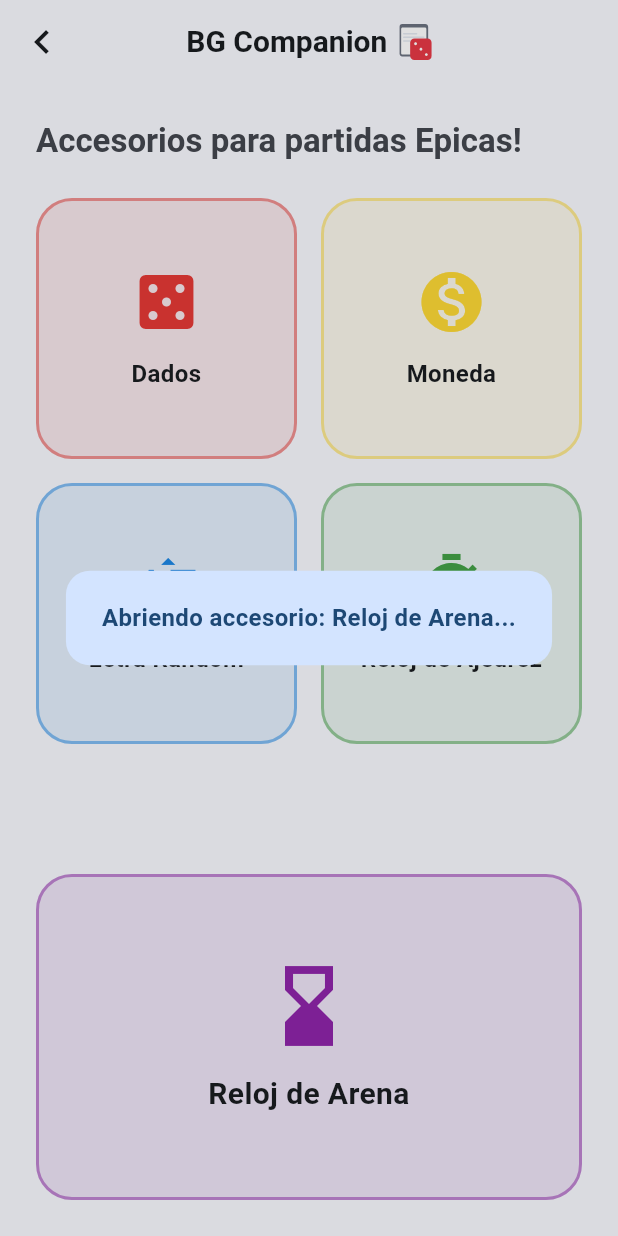
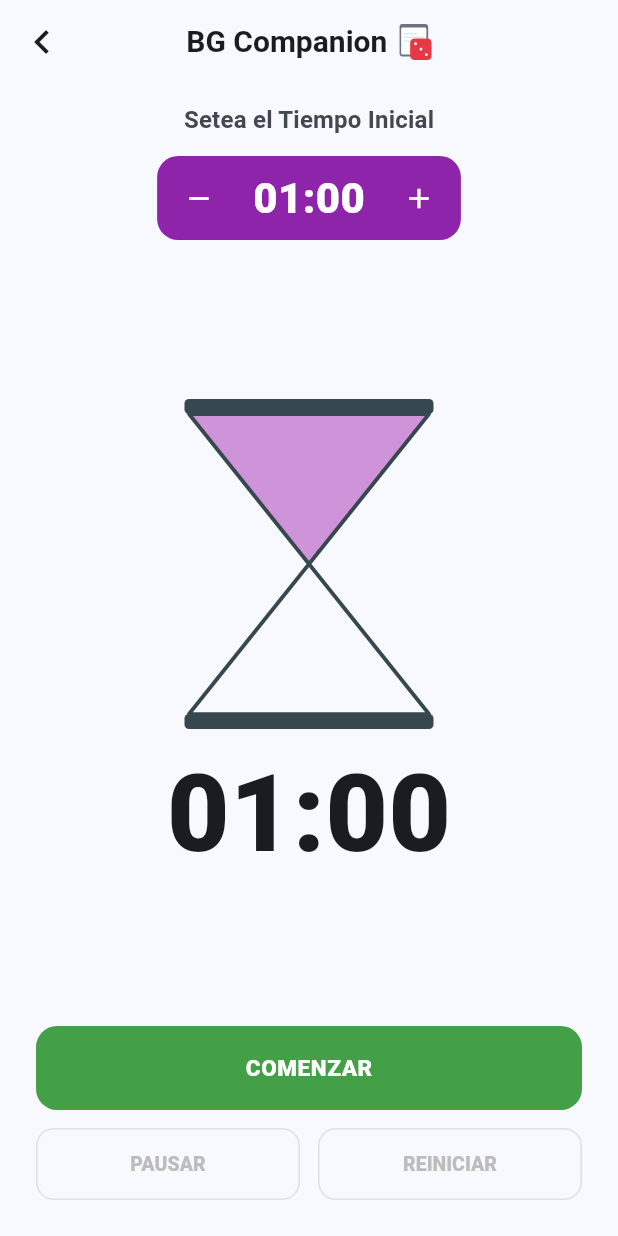
Before and after one commit to Diegok92/BoardgameCompanion, a Flutter app: the AccessoriesScreen screen opened by its route, after a tap on "Reloj de Arena", on a phone screen of 412 x 824 dp. Run offline on Flutter 3.47's test engine with Material 3 defaults, Android fonts, the phone set to English and light mode, and no system bars; our stand-ins replace cloud_firestore, firebase_auth, firebase_core, flutter_riverpod, flutter_svg, freezed_annotation and 2 more; accounts and stored records are empty.

Commit message:
add| sand_timer_screen

```diff
--- a/bgc_v1/lib/presentation/accessories/accessories_screen.dart
+++ b/bgc_v1/lib/presentation/accessories/accessories_screen.dart
@@ -6,6 +6,7 @@ import 'package:flutter_riverpod/flutter_riverpod.dart';
 import '../providers/accessories_provider.dart';
 import '../widgets/custom_alert.dart';
 import 'chess_clock_screen.dart';
+import 'sand_timer_screen.dart';
 
 class AccessoriesScreen extends ConsumerWidget {
   const AccessoriesScreen({super.key});
@@ -27,6 +28,14 @@ class AccessoriesScreen extends ConsumerWidget {
       Navigator.push(
         context,
         MaterialPageRoute(builder: (_) => const ChessClockScreen()),
+      );
+      return;
+    }
+
+    if (accessoryName.contains('arena') || accessoryName.contains('sand')) {
+      Navigator.push(
+        context,
+        MaterialPageRoute(builder: (_) => const SandTimerScreen()),
       );
       return;
     }
--- /dev/null
+++ b/bgc_v1/lib/presentation/accessories/sand_timer_screen.dart
@@ -0,0 +1,462 @@
+import 'dart:async';
+import 'package:flutter/material.dart';
+import 'package:flutter_svg/flutter_svg.dart';
+import '../../core/theme/app_colors.dart';
+
+class SandTimerScreen extends StatefulWidget {
+  const SandTimerScreen({super.key});
+
+  @override
+  State<SandTimerScreen> createState() => _SandTimerScreenState();
+}
+
+class _SandTimerScreenState extends State<SandTimerScreen> {
+  static const Color _accent = AppColors.purple;
+
+  int _initialMinutes = 1;
+  late int _remainingSeconds;
+  bool _isRunning = false;
+  bool _hasStarted = false;
+  Timer? _timer;
+
+  @override
+  void initState() {
+    super.initState();
+    _remainingSeconds = _initialMinutes * 60;
+  }
+
+  @override
+  void dispose() {
+    _timer?.cancel();
+    super.dispose();
+  }
+
+  double get _progress => _remainingSeconds / (_initialMinutes * 60);
+
+  String _formatTime(int seconds) {
+    final m = seconds ~/ 60;
+    final s = seconds % 60;
+    return '${m.toString().padLeft(2, '0')}:${s.toString().padLeft(2, '0')}';
+  }
+
+  void _start() {
+    if (_isRunning || _remainingSeconds == 0) return;
+    setState(() {
+      _isRunning = true;
+      _hasStarted = true;
+    });
+    _timer = Timer.periodic(const Duration(seconds: 1), (_) {
+      if (!mounted) return;
+      setState(() {
+        if (_remainingSeconds > 0) {
+          _remainingSeconds--;
+          if (_remainingSeconds == 0) {
+            _isRunning = false;
+            _timer?.cancel();
+            WidgetsBinding.instance.addPostFrameCallback((_) {
+              if (mounted) _showFinishedDialog();
+            });
+          }
+        }
+      });
+    });
+  }
+
+  void _pause() {
+    _timer?.cancel();
+    setState(() => _isRunning = false);
+  }
+
+  void _reset() {
+    _timer?.cancel();
+    setState(() {
+      _isRunning = false;
+      _hasStarted = false;
+      _remainingSeconds = _initialMinutes * 60;
+    });
+  }
+
+  void _incrementTime() {
+    if (_hasStarted || _initialMinutes >= 60) return;
+    setState(() {
+      _initialMinutes++;
+      _remainingSeconds = _initialMinutes * 60;
+    });
+  }
+
+  void _decrementTime() {
+    if (_hasStarted || _initialMinutes <= 1) return;
+    setState(() {
+      _initialMinutes--;
+      _remainingSeconds = _initialMinutes * 60;
+    });
+  }
+
+  void _showFinishedDialog() {
+    showDialog(
+      context: context,
+      builder: (context) => AlertDialog(
+        title: const Text(
+          '¡TIEMPO AGOTADO!',
+          textAlign: TextAlign.center,
+          style: TextStyle(fontWeight: FontWeight.w900, fontSize: 20, color: _accent),
+        ),
+        content: const Text(
+          'El tiempo del Reloj de Arena terminó.',
+          textAlign: TextAlign.center,
+          style: TextStyle(fontSize: 16),
+        ),
+        actionsAlignment: MainAxisAlignment.center,
+        actions: [
+          FilledButton(
+            style: FilledButton.styleFrom(backgroundColor: _accent),
+            onPressed: () {
+              Navigator.of(context).pop();
+              _reset();
+            },
+            child: const Text('REINICIAR'),
+          ),
+        ],
+      ),
+    );
+  }
+
+  @override
+  Widget build(BuildContext context) {
+    final textTheme = Theme.of(context).textTheme;
+    final colorScheme = Theme.of(context).colorScheme;
+    final bool timedOut = _hasStarted && _remainingSeconds == 0;
+
+    return Scaffold(
+      backgroundColor: colorScheme.surface,
+      appBar: _buildAppBar(context),
+      body: SafeArea(
+        child: Padding(
+          padding: const EdgeInsets.fromLTRB(24, 12, 24, 24),
+          child: Column(
+            children: [
+              Text(
+                'Setea el Tiempo Inicial',
+                style: textTheme.titleMedium?.copyWith(
+                  color: colorScheme.onSurfaceVariant,
+                  fontWeight: FontWeight.w600,
+                ),
+              ),
+              const SizedBox(height: 12),
+              _buildTimeSetter(),
+              const Spacer(),
+              SizedBox(
+                width: 160,
+                height: 220,
+                child: CustomPaint(
+                  painter: HourglassPainter(
+                    progress: _progress,
+                    isRunning: _isRunning,
+                  ),
+                ),
+              ),
+              const SizedBox(height: 20),
+              Text(
+                _formatTime(_remainingSeconds),
+                style: TextStyle(
+                  fontWeight: FontWeight.w900,
+                  fontSize: 72,
+                  fontFeatures: const [FontFeature.tabularFigures()],
+                  color: timedOut ? _accent : colorScheme.onSurface,
+                  height: 1.0,
+                ),
+              ),
+              const Spacer(),
+              _buildButtons(timedOut),
+            ],
+          ),
+        ),
+      ),
+    );
+  }
+
+  PreferredSizeWidget _buildAppBar(BuildContext context) {
+    return AppBar(
+      leading: IconButton(
+        icon: const Icon(Icons.chevron_left, size: 32),
+        onPressed: () {
+          _timer?.cancel();
+          Navigator.of(context).pop();
+        },
+      ),
+      title: Row(
+        mainAxisSize: MainAxisSize.min,
+        children: [
+          Text(
+            'BG Companion',
+            style: Theme.of(context).textTheme.headlineSmall?.copyWith(
+                  fontWeight: FontWeight.bold,
+                  fontSize: 20,
+                ),
+          ),
+          const SizedBox(width: 8),
+          SvgPicture.asset('assets/images/logo.svg', height: 24),
+        ],
+      ),
+      centerTitle: true,
+      backgroundColor: Colors.transparent,
+      elevation: 0,
+    );
+  }
+
+  Widget _buildTimeSetter() {
+    final bool disabled = _hasStarted;
+    return AnimatedContainer(
+      duration: const Duration(milliseconds: 200),
+      decoration: BoxDecoration(
+        color: disabled ? Colors.grey.shade400 : _accent,
+        borderRadius: BorderRadius.circular(14),
+      ),
+      padding: const EdgeInsets.symmetric(horizontal: 4, vertical: 4),
+      child: Row(
+        mainAxisSize: MainAxisSize.min,
+        children: [
+          IconButton(
+            icon: const Icon(Icons.remove, color: Colors.white),
+            onPressed: disabled ? null : _decrementTime,
+            iconSize: 22,
+            padding: const EdgeInsets.all(6),
+            constraints: const BoxConstraints(minWidth: 36, minHeight: 36),
+          ),
+          Padding(
+            padding: const EdgeInsets.symmetric(horizontal: 12),
+            child: Text(
+              _formatTime(_initialMinutes * 60),
+              style: const TextStyle(
+                fontSize: 28,
+                fontWeight: FontWeight.w900,
+                color: Colors.white,
+                fontFeatures: [FontFeature.tabularFigures()],
+              ),
+            ),
+          ),
+          IconButton(
+            icon: const Icon(Icons.add, color: Colors.white),
+            onPressed: disabled ? null : _incrementTime,
+            iconSize: 22,
+            padding: const EdgeInsets.all(6),
+            constraints: const BoxConstraints(minWidth: 36, minHeight: 36),
+          ),
+        ],
+      ),
+    );
+  }
+
+  Widget _buildButtons(bool timedOut) {
+    final bool canStart = !_isRunning && _remainingSeconds > 0;
+    final String startLabel =
+        (_hasStarted && !_isRunning && !timedOut) ? 'REANUDAR' : 'COMENZAR';
+
+    return Column(
+      children: [
+        SizedBox(
+          width: double.infinity,
+          height: 56,
+          child: ElevatedButton(
+            onPressed: canStart ? _start : null,
+            style: ElevatedButton.styleFrom(
+              backgroundColor: AppColors.green,
+              foregroundColor: Colors.white,
+              disabledBackgroundColor: Colors.grey.shade300,
+              elevation: 0,
+              shape: RoundedRectangleBorder(
+                borderRadius: BorderRadius.circular(14),
+              ),
+            ),
+            child: Text(
+              startLabel,
+              style: const TextStyle(
+                fontWeight: FontWeight.w900,
+                fontSize: 15,
+                letterSpacing: 0.4,
+              ),
+            ),
+          ),
+        ),
+        const SizedBox(height: 12),
+        Row(
+          children: [
+            Expanded(
+              child: SizedBox(
+                height: 48,
+                child: OutlinedButton(
+                  onPressed: _isRunning ? _pause : null,
+                  style: OutlinedButton.styleFrom(
+                    side: BorderSide(
+                      color: _isRunning
+                          ? Colors.grey.shade600
+                          : Colors.grey.shade300,
+                    ),
+                    shape: RoundedRectangleBorder(
+                      borderRadius: BorderRadius.circular(12),
+                    ),
+                  ),
+                  child: Text(
+                    'PAUSAR',
+                    style: TextStyle(
+                      fontWeight: FontWeight.w800,
+                      fontSize: 13,
+                      color: _isRunning
+                          ? Colors.grey.shade700
+                          : Colors.grey.shade400,
+                    ),
+                  ),
+                ),
+              ),
+            ),
+            const SizedBox(width: 12),
+            Expanded(
+              child: SizedBox(
+                height: 48,
+                child: OutlinedButton(
+                  onPressed: _hasStarted ? _reset : null,
+                  style: OutlinedButton.styleFrom(
+                    side: BorderSide(
+                      color: _hasStarted
+                          ? AppColors.red
+                          : Colors.grey.shade300,
+                    ),
+                    shape: RoundedRectangleBorder(
+                      borderRadius: BorderRadius.circular(12),
+                    ),
+                  ),
+                  child: Text(
+                    'REINICIAR',
+                    style: TextStyle(
+                      fontWeight: FontWeight.w800,
+                      fontSize: 13,
+                      color: _hasStarted ? AppColors.red : Colors.grey.shade400,
+                    ),
+                  ),
+                ),
+              ),
+            ),
+          ],
+        ),
+      ],
+    );
+  }
+}
+
+class HourglassPainter extends CustomPainter {
+  final double progress; // 1.0 = lleno (inicio), 0.0 = vacío (terminado)
+  final bool isRunning;
+
+  const HourglassPainter({required this.progress, required this.isRunning});
+
+  static const Color _sandRemaining = Color(0xFFCE93D8); // morado claro
+  static const Color _sandAccumulated = AppColors.purple;
+  static const Color _frame = Color(0xFF37474F);
+
+  @override
+  void paint(Canvas canvas, Size size) {
+    final w = size.width;
+    final h = size.height;
+    final cx = w / 2;
+    const barH = 10.0;
+    const topY = barH;
+    final bottomY = h - barH;
+    final midY = h / 2;
+
+    final topTriangle = Path()
+      ..moveTo(0, topY)
+      ..lineTo(w, topY)
+      ..lineTo(cx, midY)
+      ..close();
+
+    final bottomTriangle = Path()
+      ..moveTo(cx, midY)
+      ..lineTo(0, bottomY)
+      ..lineTo(w, bottomY)
+      ..close();
+
+    // Arena restante (mitad superior — el nivel cae desde arriba hacia la cintura)
+    if (progress > 0.001) {
+      canvas.save();
+      canvas.clipPath(topTriangle);
+      final fillTop = topY + (1 - progress) * (midY - topY);
+      canvas.drawRect(
+        Rect.fromLTWH(0, fillTop, w, midY - fillTop),
+        Paint()
+          ..color = _sandRemaining
+          ..style = PaintingStyle.fill,
+      );
+      canvas.restore();
+    }
+
+    // Arena acumulada (mitad inferior — crece con el tiempo)
+    if (progress < 0.999) {
+      canvas.save();
+      canvas.clipPath(bottomTriangle);
+      final accFillTop = midY + progress * (bottomY - midY);
+      canvas.drawRect(
+        Rect.fromLTWH(0, accFillTop, w, bottomY - accFillTop),
+        Paint()
+          ..color = _sandAccumulated
+          ..style = PaintingStyle.fill,
+      );
+      canvas.restore();
+    }
+
+    // Contorno del reloj de arena
+    final hourglassPath = Path()
+      ..moveTo(0, topY)
+      ..lineTo(w, topY)
+      ..lineTo(cx, midY)
+      ..lineTo(w, bottomY)
+      ..lineTo(0, bottomY)
+      ..lineTo(cx, midY)
+      ..close();
+
+    canvas.drawPath(
+      hourglassPath,
+      Paint()
+        ..color = _frame
+        ..style = PaintingStyle.stroke
+        ..strokeWidth = 2.5
+        ..strokeJoin = StrokeJoin.round,
+    );
+
+    final barPaint = Paint()
+      ..color = _frame
+      ..style = PaintingStyle.fill;
+
+    // Barra superior
+    canvas.drawRRect(
+      RRect.fromRectAndRadius(
+        Rect.fromLTWH(-3, 0, w + 6, barH),
+        const Radius.circular(3),
+      ),
+      barPaint,
+    );
+    // Barra inferior
+    canvas.drawRRect(
+      RRect.fromRectAndRadius(
+        Rect.fromLTWH(-3, bottomY, w + 6, barH),
+        const Radius.circular(3),
+      ),
+      barPaint,
+    );
+
+    // Hilo de arena cayendo (visible mientras corre y hay arena)
+    if (isRunning && progress > 0.02) {
+      canvas.drawLine(
+        Offset(cx, midY),
+        Offset(cx, midY + 14),
+        Paint()
+          ..color = _sandAccumulated.withValues(alpha: 0.7)
+          ..strokeWidth = 1.5
+          ..style = PaintingStyle.stroke,
+      );
+    }
+  }
+
+  @override
+  bool shouldRepaint(HourglassPainter oldDelegate) =>
+      oldDelegate.progress != progress || oldDelegate.isRunning != isRunning;
+}
```
